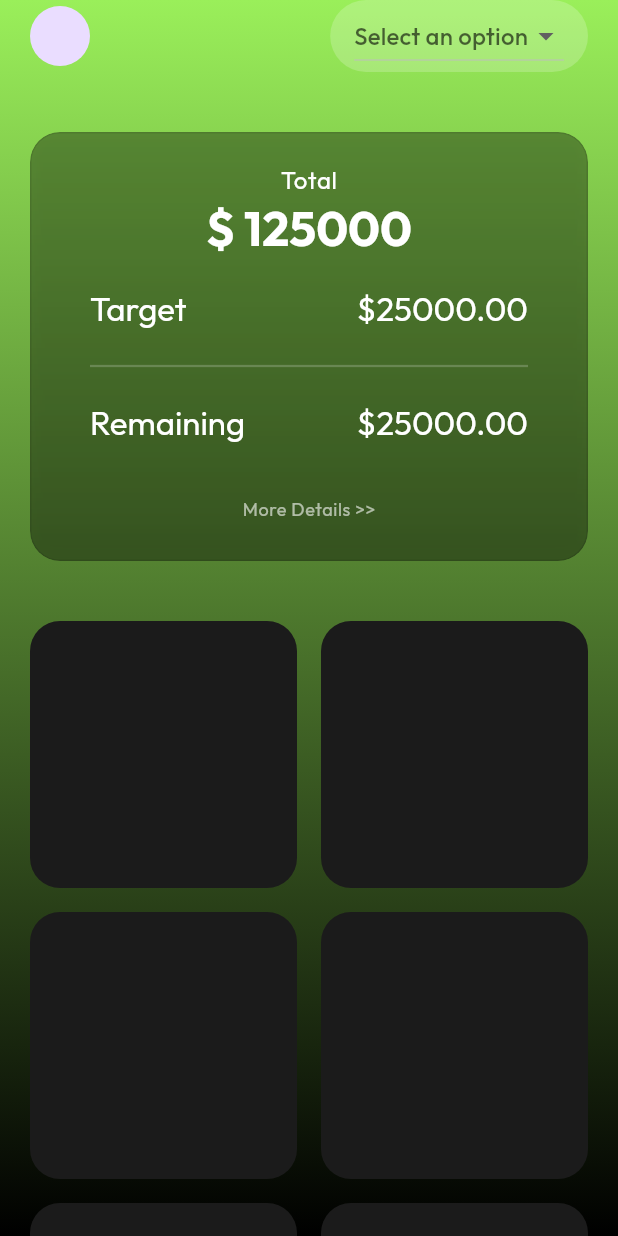
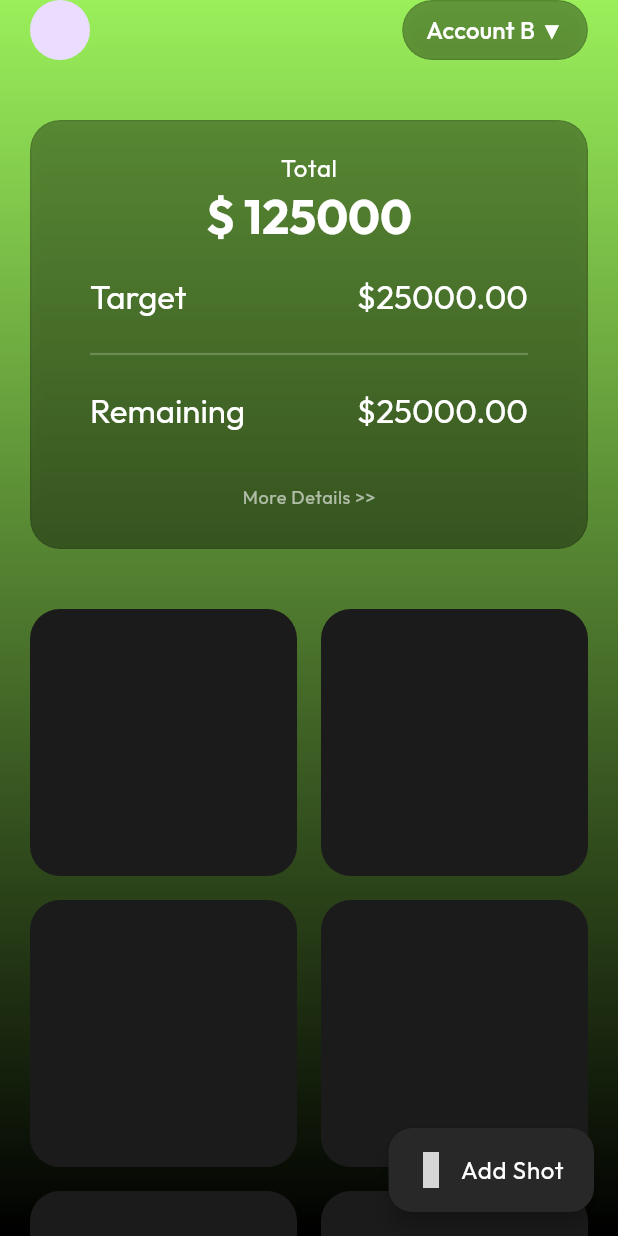
Before and after one commit to sugith10/bank-shots, a Flutter app: the screen it shows after launch, on a phone screen of 412 x 824 dp. Run offline on Flutter 3.47's test engine with Material 3 defaults, Android fonts, the phone set to English and light mode, and no system bars; our stand-ins replace awesome_extensions, gap, go_router, iconly; grey boxes are pictures that could not be loaded.

Commit message:
feat: Account selection dialog added
- Added a dialog for account selection with options for 'Account A' and 'Account B'.
- Refactored `GlassCardWidget` to fix the `super.key` issue and improve code readability.
- Updated `AppColor` to make it immutable and added a new color constant for the FAB.
- Added `analysis_options.yaml` to enforce coding rules and improve code quality.

```diff
--- a/lib/core/color/app_color.dart
+++ b/lib/core/color/app_color.dart
@@ -1,7 +1,8 @@
 import 'package:flutter/material.dart';
 
+@immutable
 final class AppColor {
-  AppColor._();
+  const AppColor._();
   static const scaffold = Colors.black;
   static const fontPrimary = Colors.white;
   static const fontSecondary = Colors.grey;
@@ -10,4 +11,5 @@ final class AppColor {
   static const secondary = Color(0xFFFDDA27);
   static const tertiary = Color(0xFFE5E5E5);
   static const card = Color.fromARGB(255, 27, 27, 27);
+  static const fab = Color.fromARGB(255, 40, 40, 40);
 }
--- a/lib/core/theme/app_theme.dart
+++ b/lib/core/theme/app_theme.dart
@@ -2,15 +2,71 @@ import 'package:flutter/material.dart';
 
 import '../assets/app_fonts.dart';
 import '../color/app_color.dart';
+import '../const/app_radius.dart';
 
 final class AppTheme {
   static final ThemeData theme = ThemeData(
     primaryColor: AppColor.fontPrimary,
-    textTheme: const TextTheme(),
     scaffoldBackgroundColor: AppColor.scaffold,
     appBarTheme: const AppBarTheme(
       backgroundColor: AppColor.scaffold,
     ),
+    elevatedButtonTheme: ElevatedButtonThemeData(
+      style: ElevatedButton.styleFrom(
+        backgroundColor: Colors.white,
+        foregroundColor: Colors.black,
+        shape: RoundedRectangleBorder(
+          borderRadius: BorderRadius.circular(AppRadius.round),
+        ),
+      ),
+    ),
     fontFamily: AppFonts.outfit,
+    textTheme: const TextTheme(
+      displayLarge: TextStyle(
+        color: AppColor.fontPrimary,
+      ),
+      displayMedium: TextStyle(
+        color: AppColor.fontPrimary,
+      ),
+      displaySmall: TextStyle(
+        color: AppColor.fontPrimary,
+      ),
+      headlineLarge: TextStyle(
+        color: AppColor.fontPrimary,
+      ),
+      headlineMedium: TextStyle(
+        color: AppColor.fontPrimary,
+      ),
+      headlineSmall: TextStyle(
+        color: AppColor.fontPrimary,
+      ),
+      titleLarge: TextStyle(
+        color: AppColor.fontPrimary,
+      ),
+      titleMedium: TextStyle(
+        color: AppColor.fontPrimary,
+      ),
+      titleSmall: TextStyle(
+        color: AppColor.fontPrimary,
+      ),
+      labelLarge: TextStyle(
+        color: AppColor.fontPrimary,
+      ),
+      labelMedium: TextStyle(
+        color: AppColor.fontPrimary,
+      ),
+      labelSmall: TextStyle(
+        color: AppColor.fontPrimary,
+      ),
+      bodyLarge: TextStyle(
+        color: AppColor.fontPrimary,
+      ),
+      bodyMedium: TextStyle(
+        color: AppColor.fontPrimary,
+      ),
+      bodySmall: TextStyle(
+        color: AppColor.fontPrimary,
+      ),
+    ),
   );
 }
--- a/lib/core/widgets/glass_card_widget.dart
+++ b/lib/core/widgets/glass_card_widget.dart
@@ -7,8 +7,8 @@ import '../const/app_radius.dart';
 final class GlassCardWidget extends StatelessWidget {
   final Widget child;
   const GlassCardWidget({
+    required this.child,
     super.key,
-    required this.child,
   });
 
   @override
--- a/lib/features/navigation_menu/presentation/pages/main_navigation.dart
+++ b/lib/features/navigation_menu/presentation/pages/main_navigation.dart
@@ -1,6 +1,7 @@
 import 'package:awesome_extensions/awesome_extensions.dart';
 import 'package:flutter/material.dart';
 import 'package:gap/gap.dart';
+import 'package:iconly/iconly.dart';
 
 import '../../../../core/color/app_color.dart';
 import '../../../../core/const/app_padding.dart';
@@ -109,11 +110,24 @@ class _MainNavigationState extends State<MainNavigation> {
                           borderRadius: BorderRadius.circular(AppRadius.x20),
                         ),
                       );
-                      }),
+                    },
+                  ),
                 ],
               ),
             ),
           ),
+        ),
+      ),
+      floatingActionButton: FloatingActionButton.extended(
+        icon: Icon(
+          IconlyBroken.graph,
+          color: Colors.white,
+        ),
+        onPressed: () {},
+        backgroundColor: AppColor.fab,
+        label: Text(
+          'Add Shot',
+          style: context.bodyLarge,
         ),
       ),
     );
--- a/lib/features/navigation_menu/presentation/widgets/app_bar_widget.dart
+++ b/lib/features/navigation_menu/presentation/widgets/app_bar_widget.dart
@@ -1,7 +1,11 @@
+import 'package:awesome_extensions/awesome_extensions.dart';
 import 'package:flutter/material.dart';
+import 'package:iconly/iconly.dart';
 
+import '../../../../core/color/app_color.dart';
 import '../../../../core/const/app_padding.dart';
 import '../../../../core/const/app_radius.dart';
+import '../../../../core/widgets/glass_card_widget.dart';
 
 final class AppBarWidget extends StatefulWidget {
   const AppBarWidget({
@@ -21,30 +25,102 @@ class _AppBarWidgetState extends State<AppBarWidget> {
       children: [
         CircleAvatar(),
         Spacer(),
-        DecoratedBox(
-          decoration: BoxDecoration(
-            color: Colors.white.withOpacity(0.2),
-            borderRadius: BorderRadius.circular(AppRadius.round),
-          ),
-          child: Padding(
-            padding: const EdgeInsets.symmetric(horizontal: AppPadding.x16),
-            child: DropdownButton<String>(
-              value: _selectedOption,
-              hint: Text('Select an option'),
-              items: _options.map((String option) {
-                return DropdownMenuItem<String>(
-                  value: option,
-                  child: Text(option),
+        GestureDetector(
+          onTap: () {
+            showDialog(
+              context: context,
+              builder: (context) {
+                final size = MediaQuery.sizeOf(context);
+                return Column(
+                  mainAxisAlignment: MainAxisAlignment.center,
+                  children: [
+                    Container(
+                      width: size.width - 40,
+                      decoration: BoxDecoration(
+                        color: AppColor.card,
+                        borderRadius: BorderRadius.circular(AppRadius.x20),
+                      ),
+                      padding: const EdgeInsets.all(AppPadding.x20),
+                      child: Column(
+                        children: [
+                          Text(
+                            'Select an account',
+                            style: context.titleLarge,
+                          ),
+                          SizedBox(height: 20),
+                          Material(
+                            color: AppColor.card,
+                            child: ListTile(
+                              style: ListTileStyle.list,
+                              leading: CircleAvatar(),
+                              title: Text(
+                                'Account A',
+                                style: context.titleMedium,
+                              ),
+                              onTap: () {
+                                //Navigator.pop(context);
+                              },
+                              trailing: Icon(
+                                IconlyLight.edit,
+                                color: Colors.white,
+                              ),
+                            ),
+                          ),
+                          SizedBox(height: 50),
+                          Row(
+                            children: [
+                              Expanded(
+                                child: ElevatedButton(
+                                  onPressed: () {},
+                                  child: Text('Add Account'),
+                                ),
+                              ),
+                            ],
+                          ),
+                        ],
+                      ),
+                    ),
+                  ],
                 );
-              }).toList(),
-              onChanged: (String? newValue) {
-                setState(() {
-                  _selectedOption = newValue;
-                });
               },
+            );
+          },
+          child: GlassCardWidget(
+            child: Padding(
+              padding: const EdgeInsets.symmetric(horizontal: AppPadding.x16),
+              child: SizedBox(
+                height: 40,
+                child: Center(
+                  child: Text('Account B ▼', style: context.titleMedium),
+                ),
+              ),
             ),
           ),
         ),
+        // DecoratedBox(
+        //   decoration: BoxDecoration(
+        //     color: Colors.white.withOpacity(0.2),
+        //     borderRadius: BorderRadius.circular(AppRadius.round),
+        //   ),
+        //   child: Padding(
+        //     padding: const EdgeInsets.symmetric(horizontal: AppPadding.x16),
+        //     child: DropdownButton<String>(
+        //       value: _selectedOption,
+        //       hint: Text('Select an option'),
+        //       items: _options.map((String option) {
+        //         return DropdownMenuItem<String>(
+        //           value: option,
+        //           child: Text(option),
+        //         );
+        //       }).toList(),
+        //       onChanged: (String? newValue) {
+        //         setState(() {
+        //           _selectedOption = newValue;
+        //         });
+        //       },
+        //     ),
+        //   ),
+        // ),
       ],
     );
   }
```
Also changed, not shown: analysis_options.yaml (+11 -23 lines), pubspec.yaml (+4 -18 lines), pubspec.lock. Lines whose indentation alone changed are shown as unchanged.
